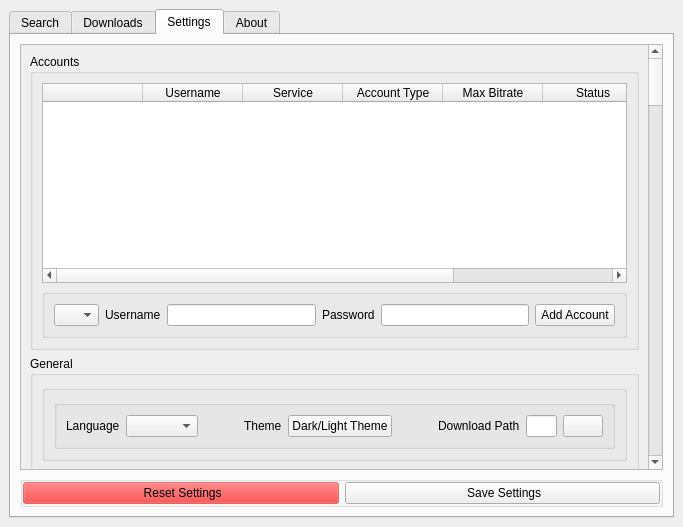
Before: the Qt Designer form src/onthespot/gui/qtui/main.ui in moddroid94/onthespot, drawn with Qt 5.
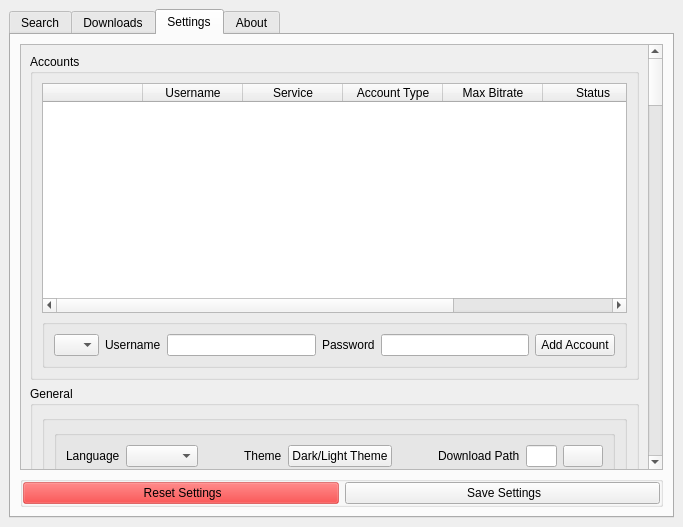
After: the same form once the commit is applied. Icons and pictures are not drawn.

Diff of the .ui file:
```diff
--- a/src/onthespot/gui/qtui/main.ui
+++ b/src/onthespot/gui/qtui/main.ui
@@ -656,9 +656,9 @@
            <property name="geometry">
             <rect>
              <x>0</x>
-             <y>-2801</y>
+             <y>0</y>
              <width>627</width>
-             <height>3225</height>
+             <height>3255</height>
             </rect>
            </property>
            <layout class="QVBoxLayout" name="verticalLayout_16">
@@ -676,7 +676,7 @@
                  <property name="minimumSize">
                   <size>
                    <width>0</width>
-                   <height>200</height>
+                   <height>230</height>
                   </size>
                  </property>
                  <property name="frameShape">
```
